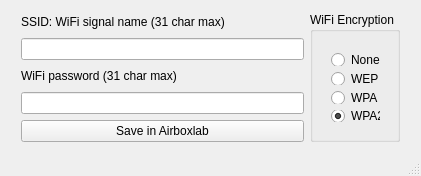
Before: the Qt Designer form mainwindow.ui in airboxlab/WifiConfigTool, drawn with Qt 5.
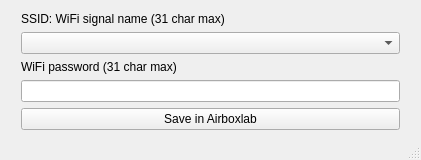
After: the same form once the commit is applied.

What changed in the file:
```diff
--- a/mainwindow.ui
+++ b/mainwindow.ui
@@ -7,19 +7,19 @@
     <x>0</x>
     <y>0</y>
     <width>421</width>
-    <height>176</height>
+    <height>160</height>
    </rect>
   </property>
   <property name="minimumSize">
    <size>
     <width>421</width>
-    <height>176</height>
+    <height>160</height>
    </size>
   </property>
   <property name="maximumSize">
    <size>
     <width>421</width>
-    <height>176</height>
+    <height>160</height>
    </size>
   </property>
   <property name="windowTitle">
@@ -32,7 +32,7 @@
       <x>10</x>
       <y>0</y>
       <width>401</width>
-      <height>155</height>
+      <height>141</height>
      </rect>
     </property>
     <layout class="QVBoxLayout" name="verticalLayout_3">
@@ -48,11 +48,7 @@
           </widget>
          </item>
          <item>
-          <widget class="QLineEdit" name="ssid">
-           <property name="maxLength">
-            <number>31</number>
-           </property>
-          </widget>
+          <widget class="QComboBox" name="comboBox"/>
          </item>
          <item>
           <widget class="QLabel" name="label_3">
@@ -77,62 +73,6 @@
          </item>
         </layout>
        </item>
-       <item>
-        <widget class="QGroupBox" name="encryption">
-         <property name="maximumSize">
-          <size>
-           <width>90</width>
-           <height>130</height>
-          </size>
-         </property>
-         <property name="title">
-          <string>WiFi Encryption</string>
-         </property>
-         <widget class="QWidget" name="layoutWidget">
-          <property name="geometry">
-           <rect>
-            <x>10</x>
-            <y>30</y>
-            <width>71</width>
-            <height>91</height>
-           </rect>
-          </property>
-          <layout class="QVBoxLayout" name="verticalLayout_2">
-           <item>
-            <widget class="QRadioButton" name="None">
-             <property name="text">
-              <string>None</string>
-             </property>
-            </widget>
-           </item>
-           <item>
-            <widget class="QRadioButton" name="WEP">
-             <property name="text">
-              <string>WEP</string>
-             </property>
-            </widget>
-           </item>
-           <item>
-            <widget class="QRadioButton" name="WPA">
-             <property name="text">
-              <string>WPA</string>
-             </property>
-            </widget>
-           </item>
-           <item>
-            <widget class="QRadioButton" name="WPA2">
-             <property name="text">
-              <string>WPA2</string>
-             </property>
-             <property name="checked">
-              <bool>true</bool>
-             </property>
-            </widget>
-           </item>
-          </layout>
-         </widget>
-        </widget>
-       </item>
       </layout>
      </item>
     </layout>
```
